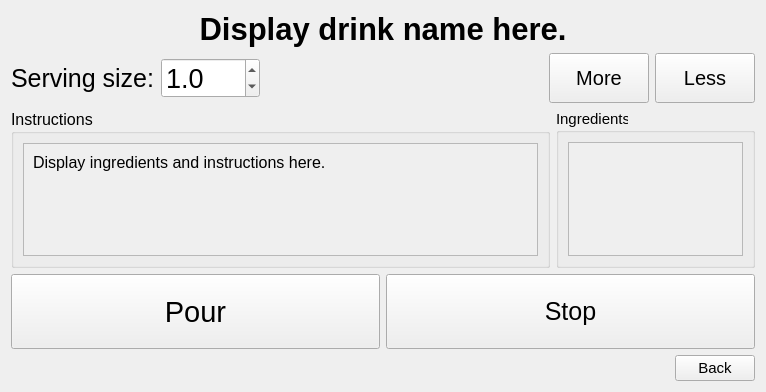
Old version of the form qtui/pouring.ui in the repository Leeman119/Drink_Machine.
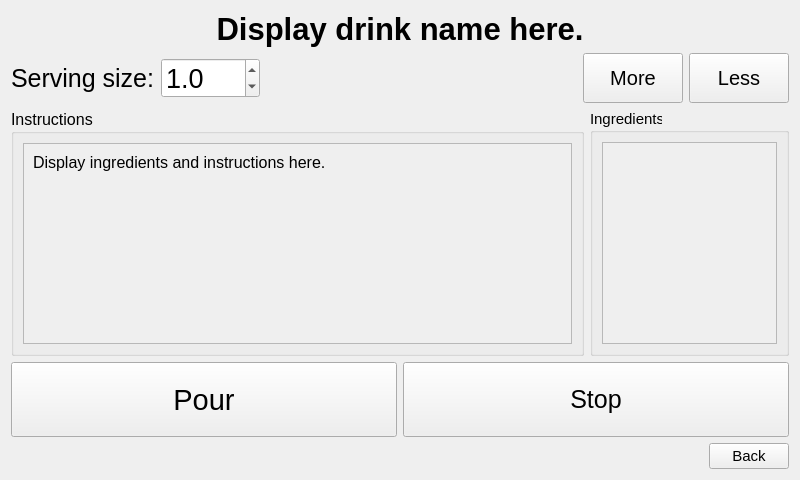
New version of the form. Icons and pictures are not drawn.

Diff of the .ui file:
```diff
--- a/qtui/pouring.ui
+++ b/qtui/pouring.ui
@@ -6,8 +6,8 @@
    <rect>
     <x>0</x>
     <y>0</y>
-    <width>766</width>
-    <height>392</height>
+    <width>800</width>
+    <height>480</height>
    </rect>
   </property>
   <property name="font">
@@ -152,8 +152,8 @@
             <rect>
              <x>0</x>
              <y>0</y>
-             <width>523</width>
-             <height>113</height>
+             <width>557</width>
+             <height>201</height>
             </rect>
            </property>
            <layout class="QVBoxLayout" name="verticalLayout_3">
@@ -212,7 +212,7 @@
              <x>0</x>
              <y>0</y>
              <width>173</width>
-             <height>114</height>
+             <height>202</height>
             </rect>
            </property>
            <layout class="QVBoxLayout" name="verticalLayout_5">
```
